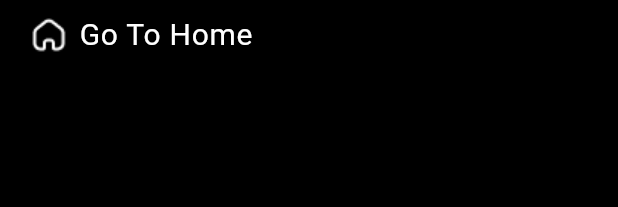
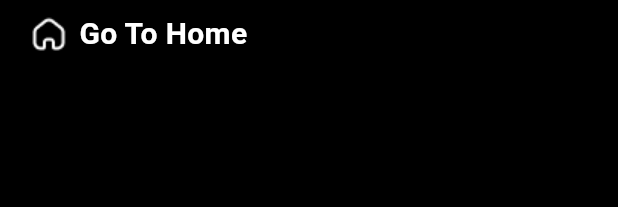
Before and after one commit to Abdelrhman-7/News, a Flutter app: the DrewerItem widget shown alone on an empty page, opened directly, on a phone screen of 412 x 824 dp. Shown: the top 207 px of the screen. Run offline on Flutter 3.47's test engine with Material 3 defaults, Android fonts, the phone set to English and light mode, and no system bars; our stand-ins replace cached_network_image.

Commit message:
creat selecte Theme and language

```diff
--- a/news/lib/Utils/appTheme.dart
+++ b/news/lib/Utils/appTheme.dart
@@ -35,7 +35,7 @@ class AppTheme {
     brightness: Brightness.dark,
     scaffoldBackgroundColor: Colors.black,
     splashColor: Colormanager.white,
-    primaryColor: Colormanager.primaryDark,
+    primaryColor: Colormanager.white,
     appBarTheme: const AppBarTheme(
       backgroundColor: Colors.black,
       foregroundColor: Colors.white,
--- a/news/lib/home/category_fragment/drwer/widget/drewer_item.dart
+++ b/news/lib/home/category_fragment/drwer/widget/drewer_item.dart
@@ -19,9 +19,16 @@ class DrewerItem extends StatelessWidget {
       child: Row(
         children: [
           SizedBox(width: width * 0.04),
-          Image.asset(iconName),
+          Image.asset(iconName, color: Theme.of(context).primaryColor),
           SizedBox(width: width * 0.02),
-          Text(text, style: Theme.of(context).textTheme.bodyLarge),
+          Text(
+            text,
+            style: TextStyle(
+              fontSize: 20,
+              fontWeight: FontWeight.bold,
+              color: Theme.of(context).primaryColor,
+            ),
+          ),
           SizedBox(width: width * 0.02),
         ],
       ),
--- a/news/lib/l10n/app_ar.arb
+++ b/news/lib/l10n/app_ar.arb
@@ -6,6 +6,11 @@
   "noSourcesFound": "لا يوجد أي أخبار",
   "general": "عام",
   "language": "اللغة",
+  "theme": "السمة",
+  "english":"الانجليزية",
+  "arabic":"عربي",
+  "dark":"ليلي",
+  "light":"نهاري",
   "@language": {
     "description": "تسمية اختيار اللغة في الإعدادات"
   }
--- a/news/lib/l10n/app_localizations.dart
+++ b/news/lib/l10n/app_localizations.dart
@@ -116,7 +116,7 @@ abstract class AppLocalizations {
   /// No description provided for @noSourcesFound.
   ///
   /// In en, this message translates to:
-  /// **'No news found'**
+  /// **'No news sources found'**
   String get noSourcesFound;
 
   /// No description provided for @general.
@@ -125,11 +125,41 @@ abstract class AppLocalizations {
   /// **'General'**
   String get general;
 
-  /// Label for the language selection option
+  /// Label for language selection in settings
   ///
   /// In en, this message translates to:
   /// **'Language'**
   String get language;
+
+  /// No description provided for @theme.
+  ///
+  /// In en, this message translates to:
+  /// **'Theme'**
+  String get theme;
+
+  /// No description provided for @english.
+  ///
+  /// In en, this message translates to:
+  /// **'English'**
+  String get english;
+
+  /// No description provided for @arabic.
+  ///
+  /// In en, this message translates to:
+  /// **'arbic'**
+  String get arabic;
+
+  /// No description provided for @dark.
+  ///
+  /// In en, this message translates to:
+  /// **'dark'**
+  String get dark;
+
+  /// No description provided for @light.
+  ///
+  /// In en, this message translates to:
+  /// **'light'**
+  String get light;
 }
 
 class _AppLocalizationsDelegate extends LocalizationsDelegate<AppLocalizations> {
```
Also changed, not shown: news/lib/home/category_fragment/drwer/home_drewe.dart (+11 -5 lines), news/lib/home/category_fragment/drwer/widget/app_config.dart (deleted, +0 -35 lines), news/lib/l10n/app_en.arb (+7 -2 lines), news/lib/l10n/app_localizations_ar.dart (+16 -1 lines), news/lib/l10n/app_localizations_en.dart (+16 -1 lines).
